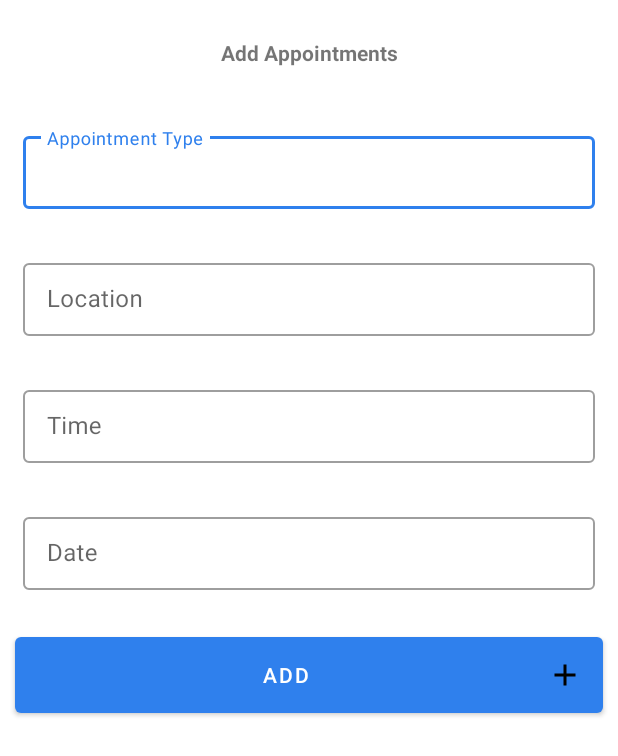
After one commit to Davidson015/HealthAlertApp, an Android app: the EditAppointmentActivity screen opened directly, with no data from a screen before it, on a phone screen of 412 x 824 dp. The commit adds this screen. Shown: the top 756 px of the screen. Run offline under Robolectric (Android 15) with nearby library versions, the phone set to English and light mode, and no system bars.

Commit message:
Feat(appointment):created 'appointment_edit_appointment' for 'edit_ appointment'

```diff
--- a/app/src/main/AndroidManifest.xml
+++ b/app/src/main/AndroidManifest.xml
@@ -16,6 +16,9 @@
         android:supportsRtl="true"
         android:theme="@style/Theme.HealthAlert"
         tools:targetApi="31">
+        <activity
+            android:name=".EditAppointmentActivity"
+            android:exported="false" />
         <activity
             android:name=".AppointmentActivity"
             android:exported="false" />
--- /dev/null
+++ b/app/src/main/java/com/eproject/healthalert/EditAppointmentActivity.java
@@ -0,0 +1,14 @@
+package com.eproject.healthalert;
+
+import androidx.appcompat.app.AppCompatActivity;
+
+import android.os.Bundle;
+
+public class EditAppointmentActivity extends AppCompatActivity {
+
+    @Override
+    protected void onCreate(Bundle savedInstanceState) {
+        super.onCreate(savedInstanceState);
+        setContentView(R.layout.activity_edit_appointment);
+    }
+}
--- a/app/src/main/res/layout/activity_appointment.xml
+++ b/app/src/main/res/layout/activity_appointment.xml
@@ -9,10 +9,10 @@
     <TextView
         android:layout_width="match_parent"
         android:layout_height="wrap_content"
-        android:fontFamily="@font/poppins"
         android:textSize="20sp"
         android:padding="10dp"
         android:text="@string/appointments"
+        android:textStyle="bold"
         android:textAlignment="center"/>
 
     <Button
@@ -26,4 +26,12 @@
         android:padding="13dp"
         android:text="@string/add" />
 
+    <androidx.recyclerview.widget.RecyclerView
+        android:id="@+id/recyclerview"
+        android:layout_width="match_parent"
+        android:layout_height="wrap_content"
+        android:layout_marginTop="10dp"
+        android:layout_marginBottom="10dp"
+        tools:listitem="@layout/appoinment_list_card_view" />
+
 </LinearLayout>
--- /dev/null
+++ b/app/src/main/res/layout/activity_edit_appointment.xml
@@ -0,0 +1,94 @@
+<?xml version="1.0" encoding="utf-8"?>
+<LinearLayout xmlns:android="http://schemas.android.com/apk/res/android"
+    xmlns:app="http://schemas.android.com/apk/res-auto"
+    xmlns:tools="http://schemas.android.com/tools"
+    android:layout_width="match_parent"
+    android:layout_height="match_parent"
+    android:orientation="vertical"
+    tools:context=".EditAppointmentActivity">
+
+    <TextView
+        android:layout_width="match_parent"
+        android:layout_height="wrap_content"
+        android:textAlignment="center"
+        android:layout_margin="15dp"
+        android:padding="10dp"
+        android:text="Add Appointments"
+        android:textStyle="bold"/>
+
+    <com.google.android.material.textfield.TextInputLayout
+        style="@style/Widget.MaterialComponents.TextInputLayout.OutlinedBox.Dense"
+        android:layout_width="match_parent"
+        android:layout_height="wrap_content"
+        android:hint="Appointment Type"
+        android:padding="15dp"
+        app:endIconMode="clear_text">
+
+        <com.google.android.material.textfield.TextInputEditText
+            android:id="@+id/appointment_type_edit_val"
+            android:layout_width="match_parent"
+            android:layout_height="wrap_content"
+            android:inputType="textCapWords" />
+
+    </com.google.android.material.textfield.TextInputLayout>
+
+
+    <com.google.android.material.textfield.TextInputLayout
+        style="@style/Widget.MaterialComponents.TextInputLayout.OutlinedBox.Dense"
+        android:layout_width="match_parent"
+        android:layout_height="wrap_content"
+        android:hint="Location"
+        android:padding="15dp"
+        app:endIconMode="clear_text">
+
+        <com.google.android.material.textfield.TextInputEditText
+            android:id="@+id/loc_val"
+            android:layout_width="match_parent"
+            android:layout_height="wrap_content"
+            android:inputType="textCapWords" />
+
+    </com.google.android.material.textfield.TextInputLayout>
+
+    <com.google.android.material.textfield.TextInputLayout
+        style="@style/Widget.MaterialComponents.TextInputLayout.OutlinedBox.Dense"
+        android:layout_width="match_parent"
+        android:layout_height="wrap_content"
+        android:hint="Time"
+        android:padding="15dp"
+        app:endIconMode="clear_text">
+
+        <com.google.android.material.textfield.TextInputEditText
+            android:id="@+id/time_edit_val"
+            android:layout_width="match_parent"
+            android:layout_height="wrap_content"
+            android:inputType="time" />
+
+    </com.google.android.material.textfield.TextInputLayout>
+
+    <com.google.android.material.textfield.TextInputLayout
+        style="@style/Widget.MaterialComponents.TextInputLayout.OutlinedBox.Dense"
+        android:layout_width="match_parent"
+        android:layout_height="wrap_content"
+        android:hint="Date"
+        android:padding="15dp"
+        app:endIconMode="clear_text">
+
+        <com.google.android.material.textfield.TextInputEditText
+            android:id="@+id/date_edit_val"
+            android:layout_width="match_parent"
+            android:layout_height="wrap_content"
+            android:inputType="date" />
+
+    </com.google.android.material.textfield.TextInputLayout>
+
+
+    <com.google.android.material.button.MaterialButton
+        android:layout_width="match_parent"
+        android:layout_height="wrap_content"
+        android:layout_margin="10dp"
+        android:drawableEnd="@drawable/ic_add"
+        android:drawablePadding="5dp"
+        android:padding="13dp"
+        android:text="@string/add"/>
+
+</LinearLayout>
--- a/app/src/main/res/layout/appoinment_list_card_view.xml
+++ b/app/src/main/res/layout/appoinment_list_card_view.xml
@@ -1,7 +1,7 @@
 <?xml version="1.0" encoding="utf-8"?>
 <com.google.android.material.card.MaterialCardView xmlns:android="http://schemas.android.com/apk/res/android"
     android:layout_width="match_parent"
-    android:layout_height="match_parent"
+    android:layout_height="wrap_content"
     xmlns:app="http://schemas.android.com/apk/res-auto"
     android:clickable="true"
     android:focusable="true"
@@ -10,11 +10,11 @@
     app:cardElevation="10dp"
     app:contentPadding="12dp"
     app:cardForegroundColor="?selectableItemBackground"
-    app:cardBackgroundColor="@color/white">
+    app:cardBackgroundColor="@color/greyish">
 
     <RelativeLayout
         android:id="@+id/appointment_type_layout"
-        android:layout_width="match_parent"
+        android:layout_width="wrap_content"
         android:layout_height="wrap_content"
         android:padding="10dp"
         android:background="@color/greyish"
--- a/app/src/main/res/values/strings.xml
+++ b/app/src/main/res/values/strings.xml
@@ -44,4 +44,5 @@
     <string name="view_all">View All</string>
     <string name="add">Add</string>
     <string name="appointment_type">Appointment Type</string>
+    <string name="edit_appointment">Edit Appointment</string>
 </resources>
```
